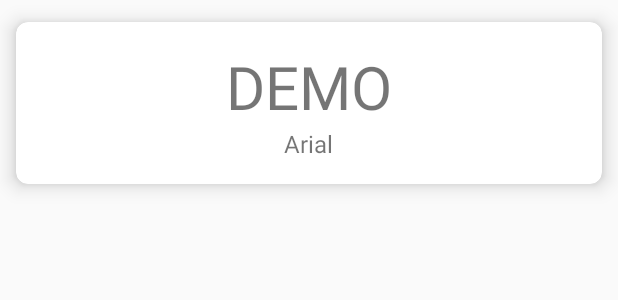
After one commit to armdev19/photo-filter, an Android app: the layout font_item.xml on its own in the app's theme, with its tools: preview values and no code run, on a phone screen of 412 x 824 dp. The commit adds this screen. Shown: the top 300 px of the screen. Run offline under Robolectric (Android 15) with nearby library versions, the phone set to English and light mode, and no system bars; Roboto replaces fonts that are not available here.

Commit message:
Add Custom fonts on Photo

```diff
--- a/app/src/main/java/com/infernal93/photofilters/Interface/AddTextFragmentListener.kt
+++ b/app/src/main/java/com/infernal93/photofilters/Interface/AddTextFragmentListener.kt
@@ -1,9 +1,11 @@
 package com.infernal93.photofilters.Interface
+
+import android.graphics.Typeface
 
 /**
  * Created by Armen Mkhitaryan on 14.10.2019.
  */
 interface AddTextFragmentListener {
 
-    fun onAddTextListener(text: String, color: Int)
+    fun onAddTextListener(typeFace: Typeface, text: String, color: Int)
 }
--- a/app/src/main/java/com/infernal93/photofilters/MainActivity.kt
+++ b/app/src/main/java/com/infernal93/photofilters/MainActivity.kt
@@ -37,10 +37,10 @@ import kotlin.jvm.internal.MutablePropertyReference
 
 class MainActivity : AppCompatActivity(), FilterListFragmentListener, EditImageFragmentListener,
     BrushFragmentListener, EmojiFragmentListener, AddTextFragmentListener {
+    override fun onAddTextListener(typeFace: Typeface, text: String, color: Int) {
+        photoEditor.addText(typeFace, text, color)
+    }
 
-    override fun onAddTextListener(text: String, color: Int) {
-        photoEditor.addText(text, color)
-    }
 
     override fun onEmojiItemSelected(emoji: String) {
         photoEditor.addEmoji(emoji)
--- /dev/null
+++ b/app/src/main/res/drawable/ic_check_black_24dp.xml
@@ -0,0 +1,9 @@
+<vector xmlns:android="http://schemas.android.com/apk/res/android"
+        android:width="24dp"
+        android:height="24dp"
+        android:viewportWidth="24.0"
+        android:viewportHeight="24.0">
+    <path
+        android:fillColor="#FF000000"
+        android:pathData="M9,16.17L4.83,12l-1.42,1.41L9,19 21,7l-1.41,-1.41z"/>
+</vector>
--- /dev/null
+++ b/app/src/main/res/layout/font_item.xml
@@ -0,0 +1,46 @@
+<?xml version="1.0" encoding="utf-8"?>
+<androidx.cardview.widget.CardView xmlns:android="http://schemas.android.com/apk/res/android"
+    android:layout_width="wrap_content"
+    android:layout_height="wrap_content"
+    xmlns:app="http://schemas.android.com/apk/res-auto"
+    app:cardUseCompatPadding="true"
+    app:cardElevation="@dimen/card_design_size"
+    app:cardCornerRadius="@dimen/card_design_size">
+
+    <RelativeLayout
+        android:layout_width="wrap_content"
+        android:layout_height="wrap_content">
+
+        <ImageView
+            android:id="@+id/img_check"
+            android:layout_width="wrap_content"
+            android:layout_height="wrap_content"
+            android:src="@drawable/ic_check_black_24dp"
+            android:visibility="invisible"/>
+
+        <LinearLayout
+            android:layout_width="match_parent"
+            android:layout_height="wrap_content"
+            android:orientation="vertical"
+            android:layout_margin="16dp">
+
+            <TextView
+                android:id="@+id/txt_font_demo"
+                android:layout_width="wrap_content"
+                android:layout_height="wrap_content"
+                android:text="@string/demo"
+                android:textSize="40sp"
+                android:layout_gravity="center_horizontal"/>
+
+            <TextView
+                android:id="@+id/txt_font_name"
+                android:layout_width="wrap_content"
+                android:layout_height="wrap_content"
+                android:text="@string/font_name"
+                android:textSize="16sp"
+                android:layout_gravity="center_horizontal"/>
+        </LinearLayout>
+
+    </RelativeLayout>
+
+</androidx.cardview.widget.CardView>
--- a/app/src/main/res/values/dimens.xml
+++ b/app/src/main/res/values/dimens.xml
@@ -1,4 +1,5 @@
 <?xml version="1.0" encoding="utf-8"?>
 <resources>
     <dimen name="card_view_size">80dp</dimen>
+    <dimen name="card_design_size">8dp</dimen>
 </resources>
--- a/app/src/main/res/values/strings.xml
+++ b/app/src/main/res/values/strings.xml
@@ -12,5 +12,7 @@
     <string name="enter_text">Enter your text</string>
     <string name="done_btn_text">Done</string>
     <string name="image">Image</string>
+    <string name="demo">DEMO</string>
+    <string name="font_name">Arial</string>
 
 </resources>
```
Also changed, not shown: app/src/main/java/com/infernal93/photofilters/Adapter/FontAdapter.kt (added, +88 -0 lines), app/src/main/java/com/infernal93/photofilters/AddTextFragment.kt (+21 -2 lines), app/src/main/res/layout/fragment_add_text.xml (+8 -2 lines), app/src/main/assets/fonts/Cheque-Black.otf (added), app/src/main/assets/fonts/Cheque-Regular.otf (added).
